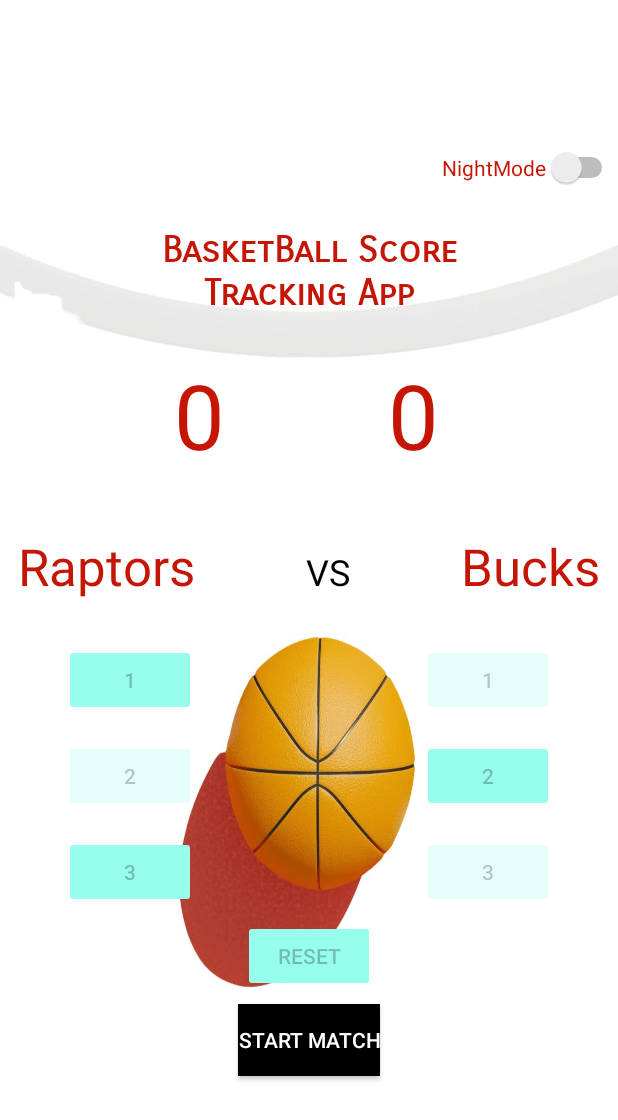
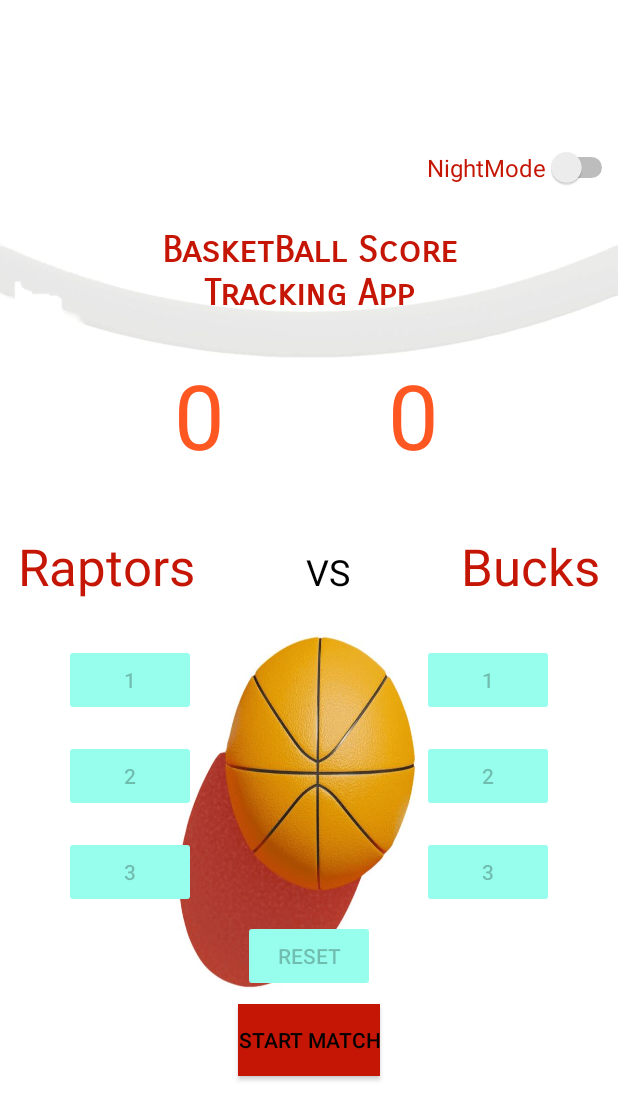
Before and after one commit to majidpawar9/BasketBallScoreTrackingApp, an Android app: the screen it shows after launch (MainActivity), on a phone screen of 412 x 824 dp. Shown: the top 1120 px of the screen. Run offline under Robolectric (Android 15) with nearby library versions, the phone set to English and light mode, and no system bars.

Commit message:
changed colors for night mode buttons and added comments

```diff
--- a/app/src/main/java/com/majid/scorekeepingapp/MainActivity.kt
+++ b/app/src/main/java/com/majid/scorekeepingapp/MainActivity.kt
@@ -13,6 +13,13 @@ import android.widget.Toast
 import android.widget.ToggleButton
 import androidx.appcompat.app.AppCompatDelegate
 import androidx.core.content.ContextCompat
+
+/********
+ *
+ * I have used sharedPreference to maintain the state of app in night mode or light mode accordingly.
+ * I have created and changed dark theme background by giving and using LinearLayout View by ID
+ * Please go down at the end of code to see the changed code for LAB 7 Styles
+ **********/
 
 class MainActivity : AppCompatActivity() {
     //used lateinit to keep to property from being initialized
@@ -31,9 +38,6 @@ class MainActivity : AppCompatActivity() {
     override fun onCreate(savedInstanceState: Bundle?) {
         super.onCreate(savedInstanceState)
         setContentView(R.layout.activity_main)
-
-        linear= findViewById(R.id.linearLayout)
-
         //finding views by ID and storing them in Button object
         team1Button1Pointer = findViewById(R.id.teamone1pointer)
         team2Button1Pointer = findViewById(R.id.teamtwo1pointer)
@@ -148,8 +152,12 @@ class MainActivity : AppCompatActivity() {
                 team2Button3Pointer.isEnabled = false
             }
         }
+
+        //LinearLayout view
+        linear= findViewById(R.id.linearLayout)
         mode_switch.setOnCheckedChangeListener{_, isChecked ->
 
+            //Checking switch is on-off and accordingly setting night mode and light mode
             val newNightMode = if(isChecked){
                 AppCompatDelegate.MODE_NIGHT_YES
             }
@@ -157,16 +165,17 @@ class MainActivity : AppCompatActivity() {
                 AppCompatDelegate.MODE_NIGHT_NO
             }
             AppCompatDelegate.setDefaultNightMode(newNightMode)
+
+            //using sharedPreference to store the state
             with(sharedPref.edit()){
                 putInt("night_mode",newNightMode)
-
                 apply()
             }
         }
+        //Using Main LinearLayout View to set background to invert mode when nightmode is on
         if(mode_switch.isChecked)
             {
                 linear.setBackgroundResource(R.drawable.bassinvert1)
-
             }
 
     }
--- a/app/src/main/res/layout/activity_main.xml
+++ b/app/src/main/res/layout/activity_main.xml
@@ -10,7 +10,9 @@
     android:orientation="vertical"
     android:visibility="visible"
     tools:visibility="visible">
-
+<!-- Using style (style="@style/Widget.AppCompat.Button")
+     to change the color of button -->
+<!--    NightMode Switch-->
     <Switch
         android:id="@+id/mode_switch"
         android:layout_width="wrap_content"
@@ -18,7 +20,9 @@
         android:layout_gravity="end"
         android:layout_marginBottom="25dp"
         android:text="NightMode"
-        android:textColor="@color/red" />
+        android:textColor="@color/red"
+        android:textSize="16sp" />
+
     <!--    title-->
     <TextView
         android:id="@+id/title"
@@ -45,7 +49,7 @@
             android:gravity="center"
             android:padding="24dp"
             android:text="@string/team1Score"
-            android:textColor="@color/red"
+            android:textColor="@color/orange"
             android:textSize="60sp" />
 
         <TextView
@@ -56,7 +60,7 @@
             android:gravity="center"
             android:padding="24dp"
             android:text="@string/team2Score"
-            android:textColor="@color/red"
+            android:textColor="@color/orange"
             android:textSize="60sp" />
     </LinearLayout>
 
@@ -116,7 +120,7 @@
 
         <Button
             android:id="@+id/teamtwo1pointer"
-            style="@style/Widget.AppCompat.Button.Colored"
+            style="@style/Widget.AppCompat.Button"
             android:layout_width="wrap_content"
             android:layout_height="wrap_content"
             android:layout_marginLeft="75dp"
@@ -132,7 +136,7 @@
 
         <Button
             android:id="@+id/teamone2pointer"
-            style="@style/Widget.AppCompat.Button.Colored"
+            style="@style/Widget.AppCompat.Button"
             android:layout_width="match_parent"
             android:layout_height="wrap_content"
             android:layout_marginTop="8dp"
@@ -167,7 +171,7 @@
 
         <Button
             android:id="@+id/teamtwo3pointer"
-            style="@style/Widget.AppCompat.Button.Colored"
+            style="@style/Widget.AppCompat.Button"
             android:layout_width="match_parent"
             android:layout_height="wrap_content"
             android:layout_marginLeft="75dp"
@@ -180,7 +184,6 @@
 
     <Button
         android:id="@+id/resetButton"
-
         android:layout_width="wrap_content"
         android:layout_height="wrap_content"
         android:text="@string/reset" />
@@ -191,10 +194,11 @@
         android:layout_height="wrap_content"
         android:layout_margin="8dp"
         android:layout_marginStart="8dp"
-        android:background="@color/black"
-        android:textColor="@color/white"
+        android:background="@color/red"
+        android:textColor="@color/black"
         android:textOff="Start Match"
-        android:textOn="End Match" />
+        android:textOn="End Match"
+        />
     />
 
 
--- a/app/src/main/res/values-night/themes.xml
+++ b/app/src/main/res/values-night/themes.xml
@@ -1,9 +1,11 @@
 <resources xmlns:tools="http://schemas.android.com/tools">
     <!-- Base application theme. -->
     <style name="Base.Theme.ScoreKeepingApp" parent="Theme.AppCompat.Light.NoActionBar">
-        <!-- Customize your dark theme here. -->
+        <!--  Changed Normal Button color by changing the colorButtonNormal
+             which is an internal function of APPCOMPACT.LIGHT Class--> -->
         <item name="android:color">@color/black</item>
-
+<!--        This it the color which button will have when Night mode is ON-->
+        <item name="colorButtonNormal">#FF6000</item>
     </style>
 
 </resources>
--- a/app/src/main/res/values/colors.xml
+++ b/app/src/main/res/values/colors.xml
@@ -1,7 +1,10 @@
 <?xml version="1.0" encoding="utf-8"?>
 <resources>
+
+<!--    Different colors used for different buttons and textViews-->
     <color name="black">#FF000000</color>
     <color name="white">#FFFFFFFF</color>
     <color name="skyblue">#0B666A</color>
     <color name="red">#C51605</color>
+    <color name="orange">#FF5722</color>
 </resources>
--- a/app/src/main/res/values/themes.xml
+++ b/app/src/main/res/values/themes.xml
@@ -1,7 +1,11 @@
 <resources xmlns:tools="http://schemas.android.com/tools">
     <!-- Base application theme. -->
+<!--   -->
     <style name="Base.Theme.ScoreKeepingApp" parent="Theme.AppCompat.Light.NoActionBar">
-        <!-- Customize your light theme here. -->
+        <!-- Changed Normal Button color by changing the colorButtonNormal
+             which is an internal function of APPCOMPACT.LIGHT Class-->
+
+        <!--    This it the color which button will have when Night mode is OFF-->
         <item name="colorButtonNormal">#97FEED</item>
 
     </style>
```
